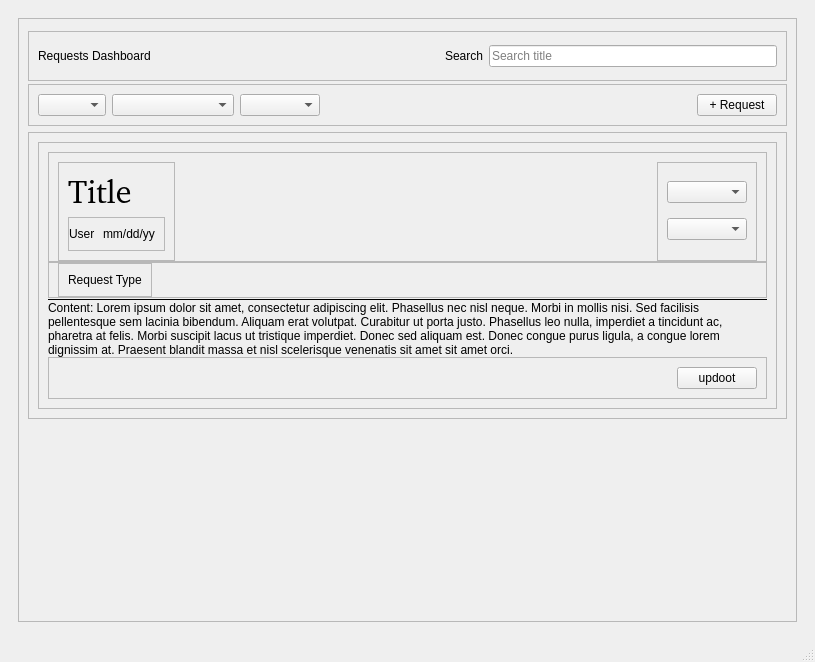
Above: ui/merlins_lamp.ui from TransparentGlass/Merlin-s-Lamp--Request-Manager before the change. Below: the same form after it.
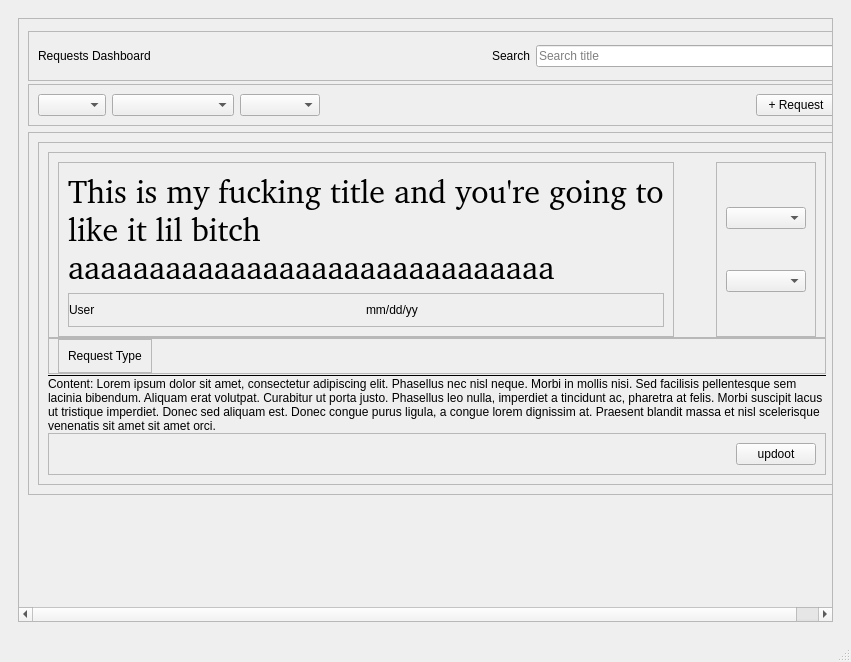
That is the form after the change. Icons and pictures are not drawn.

Diff of the .ui file:
```diff
--- a/ui/merlins_lamp.ui
+++ b/ui/merlins_lamp.ui
@@ -6,7 +6,7 @@
    <rect>
     <x>0</x>
     <y>0</y>
-    <width>815</width>
+    <width>851</width>
     <height>662</height>
    </rect>
   </property>
@@ -241,8 +241,8 @@
             <rect>
              <x>0</x>
              <y>0</y>
-             <width>777</width>
-             <height>581</height>
+             <width>846</width>
+             <height>564</height>
             </rect>
            </property>
            <layout class="QVBoxLayout" name="verticalLayout_14">
@@ -514,11 +514,14 @@
                            <string notr="true">font-family: url(:/font/font/Playfair_Display/PlayfairDisplay-VariableFont_wght.ttf)</string>
                           </property>
                           <property name="text">
-                           <string>Title</string>
+                           <string>This is my fucking title and you're going to like it lil bitch aaaaaaaaaaaaaaaaaaaaaaaaaaaaaa</string>
                           </property>
                           <property name="alignment">
                            <set>Qt::AlignmentFlag::AlignLeading|Qt::AlignmentFlag::AlignLeft|Qt::AlignmentFlag::AlignTop</set>
                           </property>
+                          <property name="wordWrap">
+                           <bool>true</bool>
+                          </property>
                          </widget>
                         </item>
                         <item>
```
Left out of the diff: 2 changed lines with no effect on the pictures.
